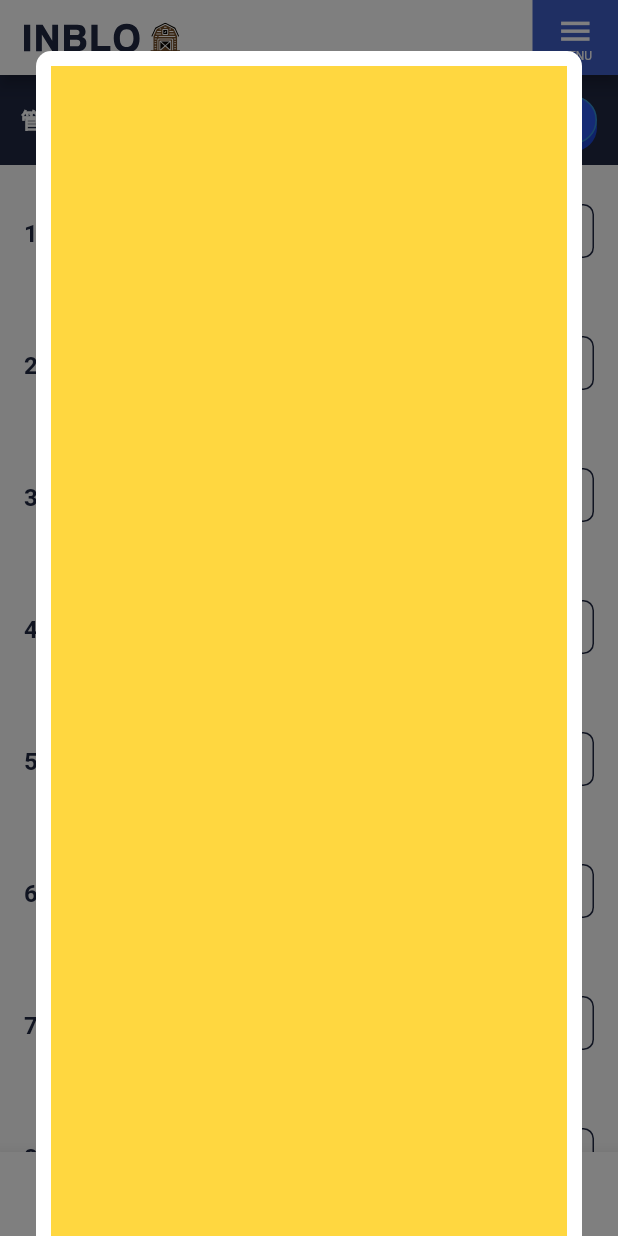
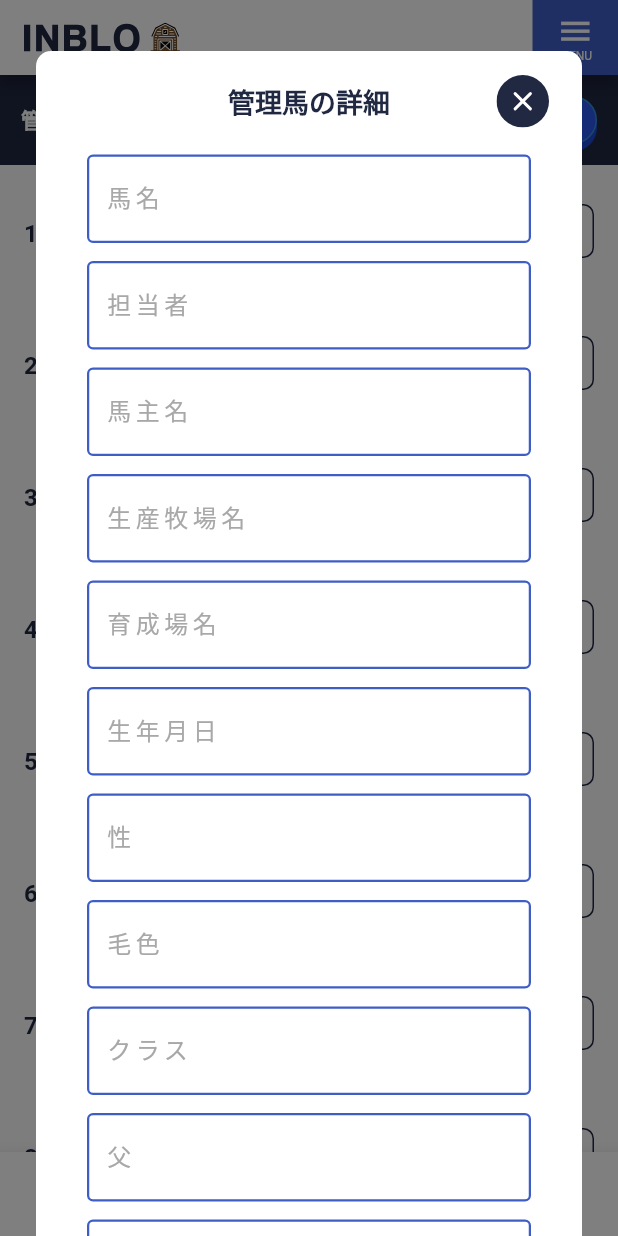
Before and after one commit to treefunk/inblo_flutter, a Flutter app: the screen it shows after launch, item 2 of the bottom bar chosen, after a tap on "管理馬の追加", on a phone screen of 412 x 824 dp. Run offline on Flutter 3.47's test engine with Material 2 defaults, Android fonts, the phone set to English and light mode, and no system bars; drawn by our look-alikes of flutter_slidable; our stand-ins replace flutter_svg; Roboto replaces fonts that are missing (Hiragino).

Commit message:
added dialog widgets

```diff
--- a/analysis_options.yaml
+++ b/analysis_options.yaml
@@ -24,6 +24,7 @@ linter:
   rules:
     prefer_const_constructors: false
     use_key_in_widget_constructors: false
+    prefer_const_literals_to_create_immutables: false
 
     # avoid_print: false  # Uncomment to disable the `avoid_print` rule
     # prefer_single_quotes: true  # Uncomment to enable the `prefer_single_quotes` rule
--- /dev/null
+++ b/lib/common_widgets/general_dialog.dart
@@ -0,0 +1,107 @@
+import 'package:flutter/material.dart';
+import 'package:flutter_svg/flutter_svg.dart';
+import 'package:inblo_app/common_widgets/inblo_text_button.dart';
+import 'package:inblo_app/common_widgets/inblo_text_field.dart';
+import 'package:inblo_app/constants/app_theme.dart';
+
+void showCustomDialog({
+  required BuildContext context,
+  required String title,
+  required Widget content,
+}) {
+  showGeneralDialog(
+    context: context,
+    barrierLabel: "Barrier",
+    barrierDismissible: true,
+
+    // barrierColor: Colors.black.withOpacity(0.5),
+    transitionDuration: Duration(milliseconds: 300),
+    pageBuilder: (_, __, ___) {
+      return LayoutBuilder(
+        builder: (ctx, _) => AnimatedContainer(
+          duration: const Duration(milliseconds: 300),
+          padding:
+              EdgeInsets.only(bottom: MediaQuery.of(ctx).viewInsets.bottom),
+          child: Center(
+            child: SingleChildScrollView(
+              child: Container(
+                  // height: 1000,
+                  margin: EdgeInsets.symmetric(horizontal: 24, vertical: 34),
+                  padding:
+                      EdgeInsets.only(top: 10, left: 10, right: 10, bottom: 10),
+                  decoration: BoxDecoration(
+                      color: Colors.white,
+                      borderRadius: BorderRadius.circular(10)),
+                  child: Material(
+                    type: MaterialType.transparency,
+                    child: Column(
+                      children: [
+                        Padding(
+                          padding:
+                              EdgeInsets.symmetric(horizontal: 12, vertical: 6),
+                          child: Row(
+                            mainAxisAlignment: MainAxisAlignment.end,
+                            crossAxisAlignment: CrossAxisAlignment.center,
+                            children: [
+                              Spacer(),
+                              Expanded(
+                                flex: 6,
+                                child: Text(
+                                  title, // "管理馬の詳細",
+                                  textAlign: TextAlign.center,
+                                  style: TextStyle(
+                                      fontFamily: "Roboto",
+                                      fontWeight: FontWeight.bold,
+                                      color: colorPrimaryDark,
+                                      fontSize: 18),
+                                ),
+                              ),
+                              Flexible(
+                                  flex: 1,
+                                  child: Container(
+                                    alignment: Alignment.centerRight,
+                                    child: Stack(
+                                      children: [
+                                        SvgPicture.asset(
+                                          "assets/svg/ic-close.svg",
+                                          height: 35,
+                                          width: 35,
+                                        ),
+                                        Material(
+                                          color: Colors.transparent,
+                                          child: InkWell(
+                                            onTap: () {
+                                              Navigator.of(context).pop();
+                                            },
+                                            borderRadius:
+                                                BorderRadius.circular(100),
+                                            child: Container(
+                                              width: 35,
+                                              height: 35,
+                                              decoration: BoxDecoration(
+                                                shape: BoxShape.circle,
+                                              ),
+                                            ),
+                                          ),
+                                        )
+                                      ],
+                                    ),
+                                  )),
+                            ],
+                          ),
+                        ),
+                        Padding(
+                          padding: const EdgeInsets.symmetric(
+                              horizontal: 24, vertical: 12),
+                          child: content,
+                        )
+                      ],
+                    ),
+                  )),
+            ),
+          ),
+        ),
+      );
+    },
+  );
+}
--- /dev/null
+++ b/lib/common_widgets/inblo_sub_header.dart
@@ -0,0 +1,73 @@
+import 'package:flutter/material.dart';
+import 'package:flutter_svg/flutter_svg.dart';
+import 'package:inblo_app/common_widgets/inblo_text_button.dart';
+
+import '../constants/app_theme.dart';
+
+class InbloSubHeader extends StatelessWidget {
+  String title;
+  Widget? trailing;
+
+  InbloSubHeader({
+    required this.title,
+    this.trailing,
+    Key? key,
+  }) : super(key: key);
+
+  @override
+  Widget build(BuildContext context) {
+    return Container(
+      width: double.infinity,
+      color: colorPrimaryDark,
+      height: 60,
+      child: Container(
+        margin: EdgeInsets.symmetric(horizontal: 14),
+        child: Row(mainAxisAlignment: MainAxisAlignment.spaceEvenly, children: [
+          Expanded(
+            child: Row(
+              children: [
+                Text(
+                  title,
+                  style: TextStyle(
+                    color: Colors.white,
+                    fontFamily: "Roboto",
+                    fontWeight: FontWeight.bold,
+                  ),
+                ),
+                SizedBox(
+                  width: 8,
+                ),
+                SvgPicture.asset("assets/svg/ic-horse.svg")
+              ],
+            ),
+          ),
+          Expanded(
+              child: Material(
+            type: MaterialType.transparency,
+            child: Container(
+              margin: EdgeInsets.symmetric(vertical: 14),
+              child: Padding(
+                  padding: const EdgeInsets.only(left: 50.0), child: trailing),
+            ),
+          ))
+        ]),
+      ),
+    );
+  }
+}
+
+// InbloTextButton(
+//                   onPressed: () {
+//                     if (onPressedButton != null) {
+//                       onPressedButton!(context);
+//                     }
+//                   },
+//                   title: "管理馬の追加",
+//                   padding: 0,
+//                   textStyle: TextStyleInbloButton.medium,
+//                   iconPrefix: Icon(
+//                     Icons.add_circle_outline,
+//                     size: 18,
+//                     color: Colors.white,
+//                   ),
+//                 ),
--- a/lib/common_widgets/inblo_text_field.dart
+++ b/lib/common_widgets/inblo_text_field.dart
@@ -4,8 +4,9 @@ import '../constants/app_theme.dart';
 
 class InbloTextField extends StatelessWidget {
   String textHint;
+  int maxLines;
 
-  InbloTextField({this.textHint = "ーxーxーxー"});
+  InbloTextField({this.textHint = "ーxーxーxー", this.maxLines = 1});
 
   @override
   Widget build(BuildContext context) {
@@ -17,6 +18,7 @@ class InbloTextField extends StatelessWidget {
       ),
       decoration: InputDecoration(
         labelText: textHint,
+        alignLabelWithHint: true,
         labelStyle: TextStyle(
           color: Color(0xFFA8A8A8),
           fontFamily: "Hiragino",
@@ -41,6 +43,9 @@ class InbloTextField extends StatelessWidget {
           borderRadius: BorderRadius.circular(4),
         ),
       ),
+      maxLines: maxLines,
+      // textAlign: TextAlign.left,
+      // textAlignVertical: TextAlignVertical.top,
     );
   }
 }
--- a/lib/features/dashboard/main_dashboard_screen.dart
+++ b/lib/features/dashboard/presentation/main_dashboard_screen.dart
@@ -5,8 +5,8 @@ import 'package:flutter_svg/parser.dart';
 import 'package:inblo_app/constants/app_theme.dart';
 import 'package:inblo_app/features/auth/presentation/sign_in_screen.dart';
 import 'package:inblo_app/features/auth/presentation/sign_up_screen.dart';
-import 'package:inblo_app/features/dashboard/widgets/inblo_app_bar.dart';
-import 'package:inblo_app/features/dashboard/widgets/side_navigation_drawer.dart';
+import 'package:inblo_app/features/dashboard/presentation/widgets/inblo_app_bar.dart';
+import 'package:inblo_app/features/dashboard/presentation/widgets/side_navigation_drawer.dart';
 import 'package:inblo_app/features/horse_list/presentation/horse_list_screen.dart';
 
 // import '../auth/presentation/sign_up_screen.dart';
--- /dev/null
+++ b/lib/features/horse_list/presentation/add_horse_dialog.dart
@@ -0,0 +1,80 @@
+import 'package:flutter/material.dart';
+import 'package:inblo_app/common_widgets/inblo_text_button.dart';
+import 'package:inblo_app/common_widgets/inblo_text_field.dart';
+
+class AddHorseDialog extends StatelessWidget {
+  const AddHorseDialog({super.key});
+
+  @override
+  Widget build(BuildContext context) {
+    return Column(
+      children: [
+        InbloTextField(
+          textHint: "馬名", // horse name
+        ),
+        SizedBox(height: 12),
+        InbloTextField(
+          textHint: "担当者", // person in charge
+        ),
+        SizedBox(height: 12),
+        InbloTextField(
+          textHint: "馬主名", // owner name
+        ),
+        SizedBox(height: 12),
+        InbloTextField(
+          textHint: "生産牧場名", // farm name
+        ),
+        SizedBox(height: 12),
+        InbloTextField(
+          textHint: "育成場名", // training farm name
+        ),
+        SizedBox(height: 12),
+        InbloTextField(
+          textHint: "生年月日", // birth date
+        ),
+        SizedBox(height: 12),
+        InbloTextField(
+          textHint: "性", // sex
+        ),
+        SizedBox(height: 12),
+        InbloTextField(
+          textHint: "毛色", // color
+        ),
+        SizedBox(height: 12),
+        InbloTextField(
+          textHint: "クラス", // class
+        ),
+        SizedBox(height: 12),
+        InbloTextField(
+          textHint: "父", // father
+        ),
+        SizedBox(height: 12),
+        InbloTextField(
+          textHint: "母", // mother
+        ),
+        SizedBox(height: 12),
+        InbloTextField(
+          textHint: "母父", // mother / father
+        ),
+        SizedBox(height: 12),
+        InbloTextField(
+          textHint: "総賞金", // total stake
+        ),
+        SizedBox(height: 12),
+        InbloTextField(
+          textHint: "メモを書く...", // notes
+          maxLines: 6,
+        ),
+        SizedBox(
+          height: 16,
+        ),
+        InbloTextButton(
+            onPressed: () {
+              //todo
+            },
+            title: "＋ 追加",
+            textStyle: TextStyleInbloButton.big)
+      ],
+    );
+  }
+}
--- a/lib/features/horse_list/presentation/horse_list_screen.dart
+++ b/lib/features/horse_list/presentation/horse_list_screen.dart
@@ -1,149 +1,27 @@
 import 'package:flutter/material.dart';
-import 'package:flutter_svg/flutter_svg.dart';
-import 'package:flutter_slidable/flutter_slidable.dart';
+import 'package:inblo_app/common_widgets/inblo_sub_header.dart';
+import 'package:inblo_app/common_widgets/general_dialog.dart';
+import 'package:inblo_app/common_widgets/inblo_text_button.dart';
 
-import 'package:inblo_app/common_widgets/inblo_text_button.dart';
-import 'package:inblo_app/constants/app_theme.dart';
+import 'package:inblo_app/features/horse_list/presentation/add_horse_dialog.dart';
+
+import 'widgets/horse_list.dart';
 
 class HorseListScreen extends StatelessWidget {
   const HorseListScreen({super.key});
 
-  void showCustomDialog(BuildContext context) {
-    showGeneralDialog(
-      context: context,
-      barrierLabel: "Barrier",
-      barrierDismissible: true,
-
-      // barrierColor: Colors.black.withOpacity(0.5),
-      transitionDuration: Duration(milliseconds: 300),
-      pageBuilder: (_, __, ___) {
-        return LayoutBuilder(
-          builder: (p0, p1) => Center(
-            child: SingleChildScrollView(
-              child: Container(
-                  // height: 1000,
-                  margin: EdgeInsets.symmetric(horizontal: 24, vertical: 34),
-                  padding: EdgeInsets.all(10),
-                  decoration: BoxDecoration(
-                      color: Colors.white,
-                      borderRadius: BorderRadius.circular(10)),
-                  child: Column(
-                    children: [
-                      Container(
-                        height: 3000,
-                        color: Colors.amberAccent,
-                      )
-                    ],
-                  )),
-            ),
-          ),
-        );
-      },
-    );
-  }
-
   @override
   Widget build(BuildContext context) {
     return Column(children: [
-      DarkHeaderWithButton(
-        onPressedButton: showCustomDialog,
-      ),
-      Expanded(
-          child: ListView.builder(
-        itemCount: 1000,
-        itemBuilder: (context, index) => Slidable(
-          endActionPane:
-              ActionPane(motion: ScrollMotion(), extentRatio: 0.20, children: [
-            SlidableAction(
-              onPressed: (ctx) {},
-              backgroundColor: colorPrimaryDark,
-              icon: Icons.archive,
-            )
-          ]),
-          child: ListTile(
-            title: Text(
-              "${index + 1}. グランモール",
-              style: TextStyle(
-                fontFamily: "Roboto",
-                fontWeight: FontWeight.bold,
-                fontSize: 16,
-                color: colorPrimaryDark,
-              ),
-            ),
-            contentPadding: EdgeInsets.all(16),
-            trailing: OutlinedButton(
-              onPressed: () {},
-              // style: ButtonStyle()
-              style: OutlinedButton.styleFrom(
-                  side: BorderSide(
-                    width: 1,
-                    color: colorPrimaryDark,
-                    style: BorderStyle.solid,
-                  ),
-                  shape: RoundedRectangleBorder(
-                      borderRadius: BorderRadius.circular(7))),
-              child: Text(
-                "内容修正",
-                style: TextStyle(
-                    fontFamily: "Hiragino",
-                    fontSize: 10,
-                    color: colorPrimaryDark),
-              ),
-            ),
-          ),
-        ),
-      ))
-    ]);
-  }
-}
-
-class DarkHeaderWithButton extends StatelessWidget {
-  Function? onPressedButton;
-
-  DarkHeaderWithButton({
-    this.onPressedButton,
-    Key? key,
-  }) : super(key: key);
-
-  @override
-  Widget build(BuildContext context) {
-    return Container(
-      width: double.infinity,
-      color: colorPrimaryDark,
-      height: 60,
-      child: Container(
-        margin: EdgeInsets.symmetric(horizontal: 14),
-        child: Row(mainAxisAlignment: MainAxisAlignment.spaceEvenly, children: [
-          Expanded(
-            child: Row(
-              children: [
-                Text(
-                  "管理馬一覧",
-                  style: TextStyle(
-                    color: Colors.white,
-                    fontFamily: "Roboto",
-                    fontWeight: FontWeight.bold,
-                  ),
-                ),
-                SizedBox(
-                  width: 8,
-                ),
-                SvgPicture.asset("assets/svg/ic-horse.svg")
-              ],
-            ),
-          ),
-          Expanded(
-              child: Material(
-            type: MaterialType.transparency,
-            child: Container(
-              margin: EdgeInsets.symmetric(vertical: 14),
-              child: Padding(
-                padding: const EdgeInsets.only(left: 50.0),
-                child: InbloTextButton(
+      InbloSubHeader(
+        title: "管理馬一覧",
+        trailing: InbloTextButton(
           onPressed: () {
-                    if (onPressedButton != null) {
-                      onPressedButton!(context);
-                    }
+            showCustomDialog(
+              context: context,
+              title: "管理馬の詳細",
+              content: AddHorseDialog(),
+            );
           },
           title: "管理馬の追加",
           padding: 0,
@@ -155,10 +33,7 @@ class DarkHeaderWithButton extends StatelessWidget {
           ),
         ),
       ),
-            ),
-          ))
-        ]),
-      ),
-    );
+      HorseList()
+    ]);
   }
 }
--- /dev/null
+++ b/lib/features/horse_list/presentation/widgets/horse_list.dart
@@ -0,0 +1,58 @@
+import 'package:flutter/material.dart';
+import 'package:flutter_slidable/flutter_slidable.dart';
+import 'package:inblo_app/constants/app_theme.dart';
+
+class HorseList extends StatelessWidget {
+  const HorseList({
+    Key? key,
+  }) : super(key: key);
+
+  @override
+  Widget build(BuildContext context) {
+    return Expanded(
+        child: ListView.builder(
+      itemCount: 1000,
+      itemBuilder: (context, index) => Slidable(
+        endActionPane:
+            ActionPane(motion: ScrollMotion(), extentRatio: 0.20, children: [
+          SlidableAction(
+            onPressed: (ctx) {},
+            backgroundColor: colorPrimaryDark,
+            icon: Icons.archive,
+          )
+        ]),
+        child: ListTile(
+          title: Text(
+            "${index + 1}. グランモール",
+            style: TextStyle(
+              fontFamily: "Roboto",
+              fontWeight: FontWeight.bold,
+              fontSize: 16,
+              color: colorPrimaryDark,
+            ),
+          ),
+          contentPadding: EdgeInsets.all(16),
+          trailing: OutlinedButton(
+            onPressed: () {},
+            // style: ButtonStyle()
+            style: OutlinedButton.styleFrom(
+                side: BorderSide(
+                  width: 1,
+                  color: colorPrimaryDark,
+                  style: BorderStyle.solid,
+                ),
+                shape: RoundedRectangleBorder(
+                    borderRadius: BorderRadius.circular(7))),
+            child: Text(
+              "内容修正",
+              style: TextStyle(
+                  fontFamily: "Hiragino",
+                  fontSize: 10,
+                  color: colorPrimaryDark),
+            ),
+          ),
+        ),
+      ),
+    ));
+  }
+}
--- a/lib/main.dart
+++ b/lib/main.dart
@@ -1,7 +1,7 @@
 import 'package:flutter/material.dart';
 import 'package:flutter/services.dart';
 import 'package:inblo_app/features/auth/presentation/sign_in_screen.dart';
-import 'package:inblo_app/features/dashboard/main_dashboard_screen.dart';
+import 'package:inblo_app/features/dashboard/presentation/main_dashboard_screen.dart';
 
 import './constants/app_theme.dart' as app_theme;
 
--- a/pubspec.yaml
+++ b/pubspec.yaml
@@ -73,6 +73,7 @@ flutter:
     - assets/svg/horse-list.svg
     - assets/svg/messages.svg
     - assets/svg/ic-horse.svg
+    - assets/svg/ic-close.svg
 
 
   # An image asset can refer to one or more resolution-specific "variants", see
```
Also changed, not shown: assets/svg/ic-close.svg (renamed from assets/svg/Group 2533.svg), lib/features/dashboard/presentation/widgets/inblo_app_bar.dart (renamed from lib/features/dashboard/widgets/inblo_app_bar.dart), lib/features/dashboard/presentation/widgets/side_navigation_drawer.dart (renamed from lib/features/dashboard/widgets/side_navigation_drawer.dart). Lines whose indentation alone changed are shown as unchanged.
